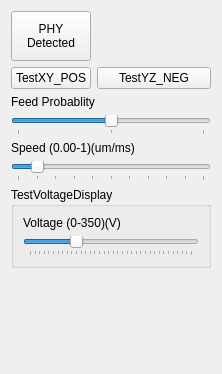
windsgo/edm_project, file App/TestPanel/TestPanel.ui: the form before one commit.
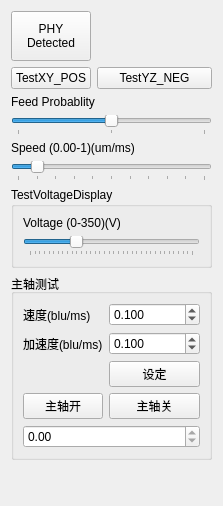
The form after the commit.

Commit message: temp: 主轴测试通过, TODO: 主轴的设定, 打孔的移植

```diff
--- a/App/TestPanel/TestPanel.ui
+++ b/App/TestPanel/TestPanel.ui
@@ -6,49 +6,14 @@
    <rect>
     <x>0</x>
     <y>0</y>
-    <width>222</width>
-    <height>374</height>
+    <width>216</width>
+    <height>506</height>
    </rect>
   </property>
   <property name="windowTitle">
    <string>Form</string>
   </property>
   <layout class="QGridLayout" name="gridLayout">
-   <item row="4" column="0" colspan="2">
-    <widget class="QSlider" name="horizontalSlider_servo">
-     <property name="minimum">
-      <number>0</number>
-     </property>
-     <property name="maximum">
-      <number>100</number>
-     </property>
-     <property name="value">
-      <number>50</number>
-     </property>
-     <property name="orientation">
-      <enum>Qt::Horizontal</enum>
-     </property>
-     <property name="tickPosition">
-      <enum>QSlider::TicksBelow</enum>
-     </property>
-     <property name="tickInterval">
-      <number>50</number>
-     </property>
-    </widget>
-   </item>
-   <item row="8" column="1">
-    <spacer name="verticalSpacer">
-     <property name="orientation">
-      <enum>Qt::Vertical</enum>
-     </property>
-     <property name="sizeHint" stdset="0">
-      <size>
-       <width>20</width>
-       <height>40</height>
-      </size>
-     </property>
-    </spacer>
-   </item>
    <item row="0" column="0">
     <widget class="QPushButton" name="pb_phy_detected">
      <property name="sizePolicy">
@@ -78,17 +43,10 @@
      </property>
     </widget>
    </item>
-   <item row="3" column="0" colspan="2">
-    <widget class="QLabel" name="label">
+   <item row="1" column="0">
+    <widget class="QPushButton" name="pb_test_xy_posmove">
      <property name="text">
-      <string>Feed Probablity</string>
-     </property>
-    </widget>
-   </item>
-   <item row="5" column="0" colspan="2">
-    <widget class="QLabel" name="label_2">
-     <property name="text">
-      <string>Speed (0.00-1)(um/ms)</string>
+      <string>TestXY_POS</string>
      </property>
     </widget>
    </item>
@@ -155,6 +113,20 @@
      </property>
     </widget>
    </item>
+   <item row="3" column="0" colspan="2">
+    <widget class="QLabel" name="label">
+     <property name="text">
+      <string>Feed Probablity</string>
+     </property>
+    </widget>
+   </item>
+   <item row="5" column="0" colspan="2">
+    <widget class="QLabel" name="label_2">
+     <property name="text">
+      <string>Speed (0.00-1)(um/ms)</string>
+     </property>
+    </widget>
+   </item>
    <item row="1" column="1">
     <widget class="QPushButton" name="pb_test_yz_negmove">
      <property name="text">
@@ -162,11 +134,142 @@
      </property>
     </widget>
    </item>
-   <item row="1" column="0">
-    <widget class="QPushButton" name="pb_test_xy_posmove">
-     <property name="text">
-      <string>TestXY_POS</string>
+   <item row="4" column="0" colspan="2">
+    <widget class="QSlider" name="horizontalSlider_servo">
+     <property name="minimum">
+      <number>0</number>
      </property>
+     <property name="maximum">
+      <number>100</number>
+     </property>
+     <property name="value">
+      <number>50</number>
+     </property>
+     <property name="orientation">
+      <enum>Qt::Horizontal</enum>
+     </property>
+     <property name="tickPosition">
+      <enum>QSlider::TicksBelow</enum>
+     </property>
+     <property name="tickInterval">
+      <number>50</number>
+     </property>
+    </widget>
+   </item>
+   <item row="9" column="0">
+    <spacer name="verticalSpacer">
+     <property name="orientation">
+      <enum>Qt::Vertical</enum>
+     </property>
+     <property name="sizeHint" stdset="0">
+      <size>
+       <width>20</width>
+       <height>40</height>
+      </size>
+     </property>
+    </spacer>
+   </item>
+   <item row="8" column="0" colspan="2">
+    <widget class="QGroupBox" name="groupBox_2">
+     <property name="title">
+      <string>主轴测试</string>
+     </property>
+     <layout class="QGridLayout" name="gridLayout_3">
+      <item row="3" column="1">
+       <widget class="QPushButton" name="pb_stop_spindle">
+        <property name="text">
+         <string>主轴关</string>
+        </property>
+       </widget>
+      </item>
+      <item row="1" column="0">
+       <widget class="QLabel" name="label_5">
+        <property name="font">
+         <font>
+          <pointsize>9</pointsize>
+         </font>
+        </property>
+        <property name="text">
+         <string>加速度(blu/ms)</string>
+        </property>
+       </widget>
+      </item>
+      <item row="0" column="1">
+       <widget class="QDoubleSpinBox" name="dsb_spindle_speed">
+        <property name="font">
+         <font>
+          <pointsize>9</pointsize>
+         </font>
+        </property>
+        <property name="decimals">
+         <number>3</number>
+        </property>
+        <property name="maximum">
+         <double>999999999999.000000000000000</double>
+        </property>
+        <property name="value">
+         <double>0.100000000000000</double>
+        </property>
+       </widget>
+      </item>
+      <item row="0" column="0">
+       <widget class="QLabel" name="label_4">
+        <property name="font">
+         <font>
+          <pointsize>9</pointsize>
+         </font>
+        </property>
+        <property name="text">
+         <string>速度(blu/ms)</string>
+        </property>
+       </widget>
+      </item>
+      <item row="4" column="0" colspan="2">
+       <widget class="QDoubleSpinBox" name="dsb_show_spindle_blu">
+        <property name="readOnly">
+         <bool>true</bool>
+        </property>
+        <property name="minimum">
+         <double>-100000000000000000.000000000000000</double>
+        </property>
+        <property name="maximum">
+         <double>10000000000000000.000000000000000</double>
+        </property>
+       </widget>
+      </item>
+      <item row="1" column="1">
+       <widget class="QDoubleSpinBox" name="dsb_spindle_acc">
+        <property name="font">
+         <font>
+          <pointsize>9</pointsize>
+         </font>
+        </property>
+        <property name="decimals">
+         <number>3</number>
+        </property>
+        <property name="maximum">
+         <double>999999999999.000000000000000</double>
+        </property>
+        <property name="value">
+         <double>0.100000000000000</double>
+        </property>
+       </widget>
+      </item>
+      <item row="3" column="0">
+       <widget class="QPushButton" name="pb_start_spindle">
+        <property name="text">
+         <string>主轴开</string>
+        </property>
+       </widget>
+      </item>
+      <item row="2" column="1">
+       <widget class="QPushButton" name="pb_set_spindle_param">
+        <property name="text">
+         <string>设定</string>
+        </property>
+       </widget>
+      </item>
+     </layout>
     </widget>
    </item>
   </layout>
```
The commit also changes 1 other file.
